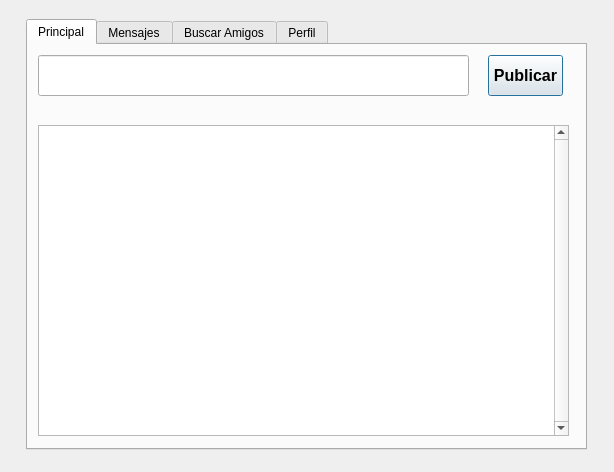
First picture: the form in TF/Red_Social/interfas.ui, repository PrenxLibert/Trabajo-Parcial-red-social-3-ciclo, before the edit.
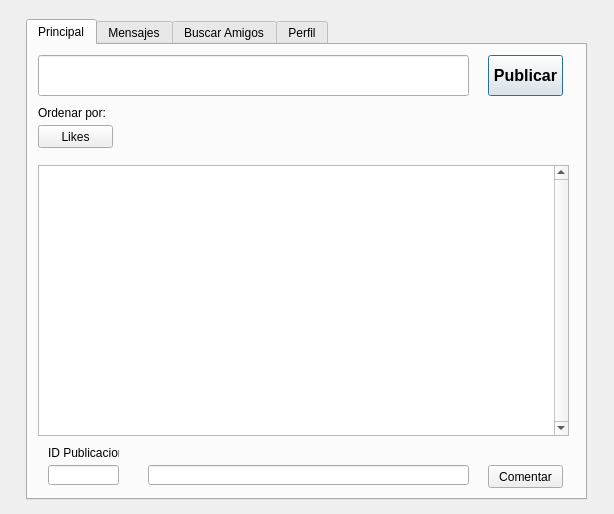
Second picture: the form after the edit. The open tabs and pages were chosen to show the change.

The edit to the form file:
```diff
--- a/TF/Red_Social/interfas.ui
+++ b/TF/Red_Social/interfas.ui
@@ -7,7 +7,7 @@
     <x>0</x>
     <y>0</y>
     <width>614</width>
-    <height>472</height>
+    <height>514</height>
    </rect>
   </property>
   <property name="windowTitle">
@@ -19,7 +19,7 @@
      <x>26</x>
      <y>19</y>
      <width>561</width>
-     <height>431</height>
+     <height>481</height>
     </rect>
    </property>
    <property name="currentIndex">
@@ -64,15 +64,87 @@
      <property name="geometry">
       <rect>
        <x>10</x>
-       <y>80</y>
+       <y>120</y>
        <width>531</width>
-       <height>311</height>
+       <height>271</height>
       </rect>
      </property>
      <property name="verticalScrollBarPolicy">
       <enum>Qt::ScrollBarAlwaysOn</enum>
      </property>
     </widget>
+    <widget class="QPushButton" name="btnOlikes">
+     <property name="geometry">
+      <rect>
+       <x>10</x>
+       <y>80</y>
+       <width>75</width>
+       <height>23</height>
+      </rect>
+     </property>
+     <property name="text">
+      <string>Likes</string>
+     </property>
+    </widget>
+    <widget class="QLabel" name="label_10">
+     <property name="geometry">
+      <rect>
+       <x>10</x>
+       <y>60</y>
+       <width>71</width>
+       <height>16</height>
+      </rect>
+     </property>
+     <property name="text">
+      <string>Ordenar por:</string>
+     </property>
+    </widget>
+    <widget class="QLabel" name="label_11">
+     <property name="geometry">
+      <rect>
+       <x>20</x>
+       <y>400</y>
+       <width>71</width>
+       <height>16</height>
+      </rect>
+     </property>
+     <property name="text">
+      <string>ID Publicacion</string>
+     </property>
+    </widget>
+    <widget class="QLineEdit" name="lineEdit">
+     <property name="geometry">
+      <rect>
+       <x>20</x>
+       <y>420</y>
+       <width>71</width>
+       <height>20</height>
+      </rect>
+     </property>
+    </widget>
+    <widget class="QLineEdit" name="lineEdit_2">
+     <property name="geometry">
+      <rect>
+       <x>120</x>
+       <y>420</y>
+       <width>321</width>
+       <height>20</height>
+      </rect>
+     </property>
+    </widget>
+    <widget class="QPushButton" name="pushButton_2">
+     <property name="geometry">
+      <rect>
+       <x>460</x>
+       <y>420</y>
+       <width>75</width>
+       <height>23</height>
+      </rect>
+     </property>
+     <property name="text">
+      <string>Comentar</string>
+     </property>
+    </widget>
    </widget>
    <widget class="QWidget" name="tab_4">
     <attribute name="title">
```
Left out of the diff: 2 changed lines with no effect on the pictures.
